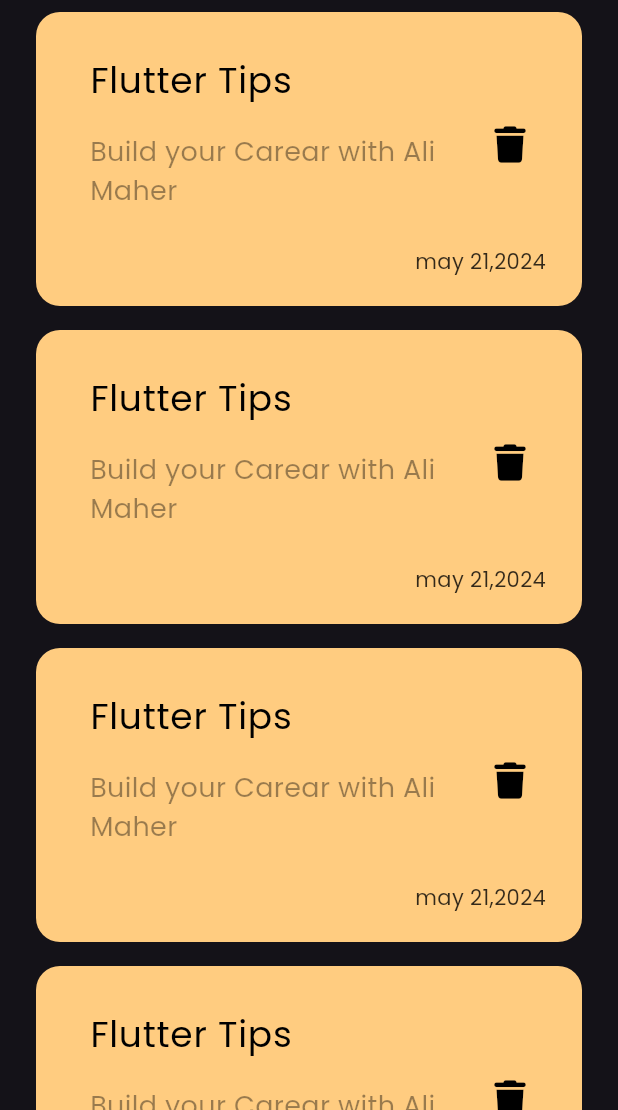
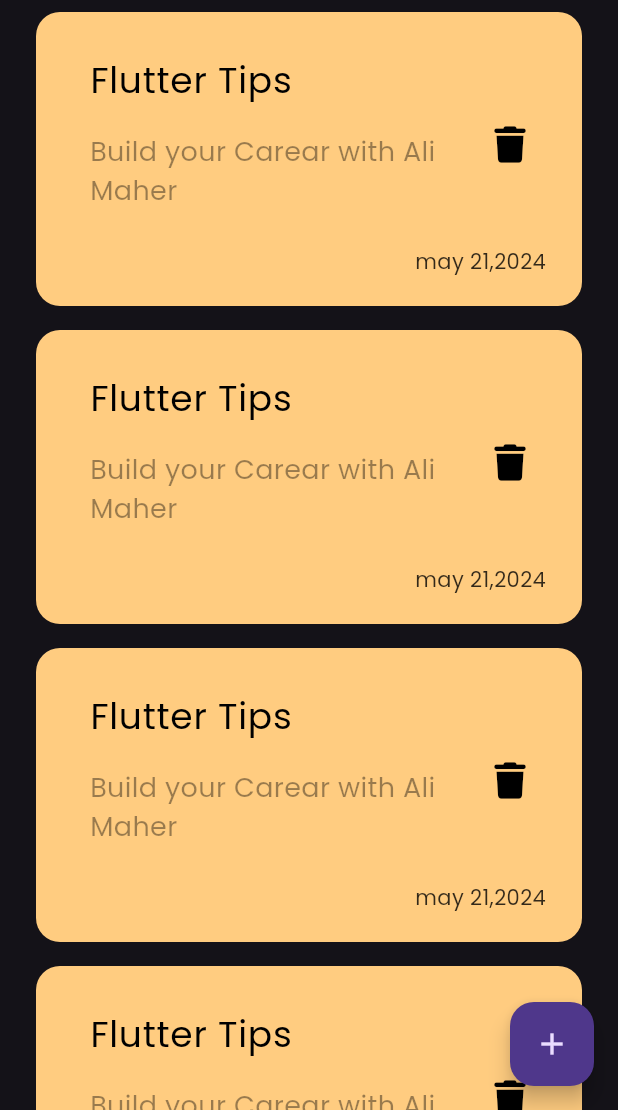
Before and after one commit to ALi-Maher-Mohamed/notes_app, a Flutter app: the screen it shows after launch, on a phone screen of 412 x 824 dp, the part 126-1236 px from its top. Run offline on Flutter 3.47's test engine with Material 3 defaults, Android fonts, the phone set to English and light mode, and no system bars; our stand-ins replace font_awesome_flutter.

Commit message:
add floating action button

```diff
--- a/lib/views/notes_view.dart
+++ b/lib/views/notes_view.dart
@@ -7,8 +7,12 @@ class NotesView extends StatelessWidget {
 
   @override
   Widget build(BuildContext context) {
-    return const Scaffold(
-      body: NotesViewBody(),
+    return Scaffold(
+      floatingActionButton: FloatingActionButton(
+        onPressed: () {},
+        child: const Icon(Icons.add),
+      ),
+      body: const NotesViewBody(),
     );
   }
 }
--- a/lib/views/widgets/cutom_note_item.dart
+++ b/lib/views/widgets/cutom_note_item.dart
@@ -2,7 +2,10 @@ import 'package:flutter/material.dart';
 import 'package:font_awesome_flutter/font_awesome_flutter.dart';
 
 class NoteItem extends StatelessWidget {
-  const NoteItem({super.key});
+  const NoteItem({
+    super.key,
+  });
+  // final Color color;
 
   @override
   Widget build(BuildContext context) {
--- a/lib/views/widgets/notes_view_body.dart
+++ b/lib/views/widgets/notes_view_body.dart
@@ -6,7 +6,12 @@ import 'custom_app_bar.dart';
 
 class NotesViewBody extends StatelessWidget {
   const NotesViewBody({super.key});
-
+  final data = const [
+    Color(0xffFFCE7F),
+    Color(0xffE7E89A),
+    Color(0xff76D6EC),
+    Color(0xffD89CDA),
+  ];
   @override
   Widget build(BuildContext context) {
     return const Padding(
```
